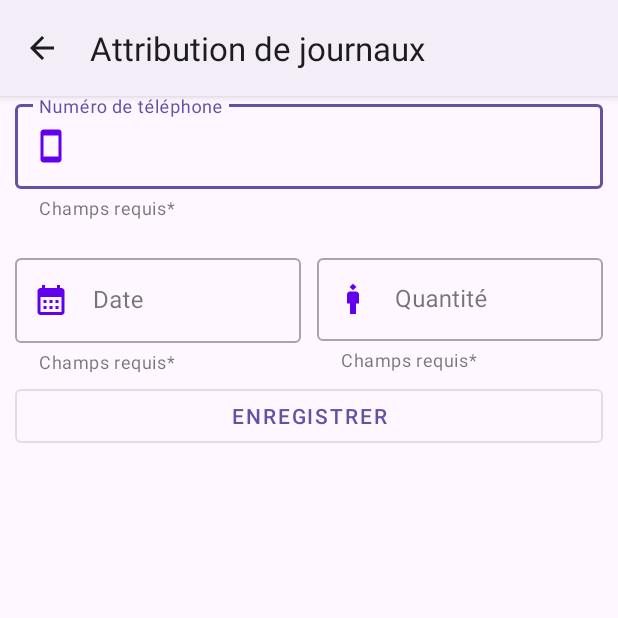
After one commit to TheLordSide/demo, an Android app: the TrtansfertJournalActivity screen opened directly, with no data from a screen before it, on a phone screen of 412 x 824 dp, the top half of it. The commit adds this screen. Run offline under Robolectric (Android 15) with nearby library versions, the phone set to English and light mode, and no system bars; 1 statement that could not run was skipped.

Commit message:
encore plus de travail merde

```diff
--- a/app/build.gradle
+++ b/app/build.gradle
@@ -11,8 +11,8 @@ android {
         applicationId "com.glsservice.tg"
         minSdk 21
         targetSdk 33
-        versionCode 9
-        versionName "1.0.9"
+        versionCode 10
+        versionName "1.1.0"
         testInstrumentationRunner "androidx.test.runner.AndroidJUnitRunner"
     }
 
--- a/app/src/main/java/com/glsservice/tg/AdminNotifyActivity.kt
+++ b/app/src/main/java/com/glsservice/tg/AdminNotifyActivity.kt
@@ -29,6 +29,7 @@ class AdminNotifyActivity : AppCompatActivity() {
         onBackPressed()
         return true
     }
+
 
     private fun createNotification(){
 
--- a/app/src/main/java/com/glsservice/tg/AgentActivity.kt
+++ b/app/src/main/java/com/glsservice/tg/AgentActivity.kt
@@ -48,6 +48,11 @@ class AgentActivity : AppCompatActivity() {
         when (item.itemId) {
             R.id.nav_Liste -> {
                 val intent = Intent(applicationContext, AgentLIsteActivity::class.java)
+                startActivity(intent)
+            }
+
+            R.id.nav_transfert ->{
+                val  intent = Intent(applicationContext, TrtansfertJournalActivity::class.java)
                 startActivity(intent)
             }
         }
--- a/app/src/main/java/com/glsservice/tg/Apiclient/Service/ApiClient.kt
+++ b/app/src/main/java/com/glsservice/tg/Apiclient/Service/ApiClient.kt
@@ -12,7 +12,7 @@ class ApiClient {
         val okHttpClient = OkHttpClient.Builder()
             .build()
         return Retrofit.Builder()
-            .baseUrl("https:/serviceclient.galorelotoservices.com/V1/")
+            .baseUrl("http:/192.168.1.70/api/V1/")
             .client(okHttpClient)
             .addConverterFactory(GsonConverterFactory.create(gson))
             .build()
--- a/app/src/main/java/com/glsservice/tg/Model/Globalvariables.kt
+++ b/app/src/main/java/com/glsservice/tg/Model/Globalvariables.kt
@@ -8,7 +8,7 @@ class GlobalVariables {
         var roleGlobal: String? = null
         var ticketGlobal: String? = null
         var telClientAskGlobal: String? = null
-
+        var telAgent: String? = null
         var telAdmin: String? = null
 
     }
--- /dev/null
+++ b/app/src/main/java/com/glsservice/tg/TrtansfertJournalActivity.kt
@@ -0,0 +1,25 @@
+package com.glsservice.tg
+
+import androidx.appcompat.app.AppCompatActivity
+import android.os.Bundle
+import android.widget.EditText
+import tg.intaonline.intaonline.Model.GlobalVariables
+
+class TrtansfertJournalActivity : AppCompatActivity() {
+    override fun onCreate(savedInstanceState: Bundle?) {
+        super.onCreate(savedInstanceState)
+        supportActionBar?.setDisplayHomeAsUpEnabled(true)
+        setContentView(R.layout.activity_trtansfert_journal)
+        if (GlobalVariables.telAgent != null) {
+            val editTel = findViewById<EditText>(R.id.TelInput)
+            val telAgent = GlobalVariables.telAgent.toString()
+            editTel.setText(telAgent)
+        }
+
+    }
+
+    override fun onSupportNavigateUp(): Boolean {
+        onBackPressed()
+        return true
+    }
+}
--- /dev/null
+++ b/app/src/main/res/drawable/baseline_shopping_cart_checkout_24.xml
@@ -0,0 +1,5 @@
+<vector android:height="24dp" android:tint="#6100ED"
+    android:viewportHeight="24" android:viewportWidth="24"
+    android:width="24dp" xmlns:android="http://schemas.android.com/apk/res/android">
+    <path android:fillColor="@android:color/white" android:pathData="M7,18c-1.1,0 -1.99,0.9 -1.99,2S5.9,22 7,22s2,-0.9 2,-2S8.1,18 7,18zM17,18c-1.1,0 -1.99,0.9 -1.99,2s0.89,2 1.99,2s2,-0.9 2,-2S18.1,18 17,18zM8.1,13h7.45c0.75,0 1.41,-0.41 1.75,-1.03L21,4.96L19.25,4l-3.7,7H8.53L4.27,2H1v2h2l3.6,7.59l-1.35,2.44C4.52,15.37 5.48,17 7,17h12v-2H7L8.1,13zM12,2l4,4l-4,4l-1.41,-1.41L12.17,7L8,7l0,-2l4.17,0l-1.59,-1.59L12,2z"/>
+</vector>
--- /dev/null
+++ b/app/src/main/res/layout/activity_trtansfert_journal.xml
@@ -0,0 +1,112 @@
+<?xml version="1.0" encoding="utf-8"?>
+<androidx.constraintlayout.widget.ConstraintLayout xmlns:android="http://schemas.android.com/apk/res/android"
+    xmlns:app="http://schemas.android.com/apk/res-auto"
+    xmlns:tools="http://schemas.android.com/tools"
+    android:layout_width="match_parent"
+    android:layout_height="match_parent"
+    tools:context=".TrtansfertJournalActivity">
+    <androidx.constraintlayout.widget.ConstraintLayout
+        android:layout_width="match_parent"
+        android:layout_height="match_parent"
+        android:layout_marginLeft="10dp"
+        android:layout_marginRight="10dp"
+        app:layout_constraintBottom_toBottomOf="parent"
+        app:layout_constraintEnd_toEndOf="parent"
+        app:layout_constraintStart_toStartOf="parent"
+        app:layout_constraintTop_toTopOf="parent">
+
+        <com.google.android.material.textfield.TextInputLayout
+            android:id="@+id/Tel"
+            style="@style/Widget.MaterialComponents.TextInputLayout.OutlinedBox"
+            android:layout_width="match_parent"
+            android:layout_height="wrap_content"
+            app:endIconTint="@color/purple_500"
+            app:layout_constraintStart_toStartOf="parent"
+            app:layout_constraintTop_toTopOf="parent"
+            app:startIconDrawable="@drawable/baseline_smartphone_24"
+            app:startIconTint="@color/purple_500"
+            app:helperText="@string/Requis">
+
+            <com.google.android.material.textfield.TextInputEditText
+                android:id="@+id/TelInput"
+                android:layout_width="match_parent"
+                android:layout_height="wrap_content"
+                android:hint="Numéro de téléphone"
+                android:inputType="phone|number"
+                />
+
+
+        </com.google.android.material.textfield.TextInputLayout>
+
+
+
+
+        <LinearLayout
+            android:id="@+id/linear"
+            android:layout_width="match_parent"
+            android:layout_height="wrap_content"
+            android:orientation="horizontal"
+            android:layout_marginTop="20dp"
+            app:layout_constraintTop_toBottomOf="@id/Tel">
+
+            <com.google.android.material.textfield.TextInputLayout
+                android:id="@+id/datePickerInputLayout"
+                style="@style/Widget.MaterialComponents.TextInputLayout.OutlinedBox"
+                android:layout_width="0dp"
+                android:layout_height="match_parent"
+                android:layout_marginRight="5dp"
+                android:layout_weight="1"
+                android:hint="Date"
+                app:endIconTint="@color/purple_500"
+                app:helperText="@string/Requis"
+                app:startIconDrawable="@drawable/baseline_calendar_month_24"
+                app:startIconTint="@color/purple_500">
+
+                <com.google.android.material.textfield.TextInputEditText
+                    android:id="@+id/NaissanceInput"
+                    android:layout_width="match_parent"
+                    android:layout_height="wrap_content"
+                    android:inputType="none"
+                    android:singleLine="true" />
+
+            </com.google.android.material.textfield.TextInputLayout>
+
+            <com.google.android.material.textfield.TextInputLayout
+                android:id="@+id/genderTextInputLayout"
+                style="@style/Widget.MaterialComponents.TextInputLayout.OutlinedBox"
+                android:layout_width="0dp"
+                android:layout_weight="1"
+                android:layout_height="wrap_content"
+                android:hint="Quantité "
+                android:layout_marginLeft="5dp"
+                app:helperText="@string/Requis"
+                app:endIconTint="@color/purple_500"
+                app:startIconDrawable="@drawable/baseline_man_3_24"
+                app:startIconTint="@color/purple_500"
+                app:endIconMode="clear_text">
+
+                <com.google.android.material.textfield.TextInputEditText
+                    android:id="@+id/genderAutoCompleteTextView"
+                    android:layout_width="match_parent"
+                    android:layout_height="55dp"
+                    android:imeOptions="actionDone"
+                    android:inputType="none"
+                    android:singleLine="true"
+                   />
+
+            </com.google.android.material.textfield.TextInputLayout>
+
+        </LinearLayout>
+
+        <Button
+            android:id="@+id/addJournal"
+            style="@style/Widget.MaterialComponents.Button.OutlinedButton"
+            android:layout_width="match_parent"
+            android:layout_height="wrap_content"
+            android:layout_marginTop="5dp"
+            android:layout_marginBottom="20dp"
+            android:text="enregistrer"
+            app:layout_constraintTop_toBottomOf="@id/linear" />
+
+    </androidx.constraintlayout.widget.ConstraintLayout>
+</androidx.constraintlayout.widget.ConstraintLayout>
--- a/app/src/main/res/menu/nav_menu2.xml
+++ b/app/src/main/res/menu/nav_menu2.xml
@@ -7,4 +7,10 @@
         android:icon="@drawable/baseline_more_vert_24"
         android:title="voir les agents"
         app:showAsAction="collapseActionView" />
+
+    <item
+        android:id="@+id/nav_transfert"
+        android:icon="@drawable/baseline_more_vert_24"
+        android:title="Transferez les journaux"
+        app:showAsAction="collapseActionView" />
 </menu>
```
Also changed, not shown: app/src/main/AndroidManifest.xml (+8 -2 lines), app/src/main/java/com/glsservice/tg/AdminActivity.kt (+40 -0 lines), app/src/main/java/com/glsservice/tg/AgentLIsteActivity.kt (+56 -17 lines), app/src/main/java/com/glsservice/tg/Apiclient/ApiRequest/JournalTransfertRequest.kt (added, +19 -0 lines), app/src/main/java/com/glsservice/tg/Apiclient/Service/ApiInterface.kt (+7 -0 lines), app/src/main/java/com/glsservice/tg/CompteListeActivity.kt (+21 -0 lines), app/src/main/java/com/glsservice/tg/NotifyActivity.kt (+21 -1 lines), app/src/main/res/layout/activity_main2.xml (added, +9 -0 lines).
